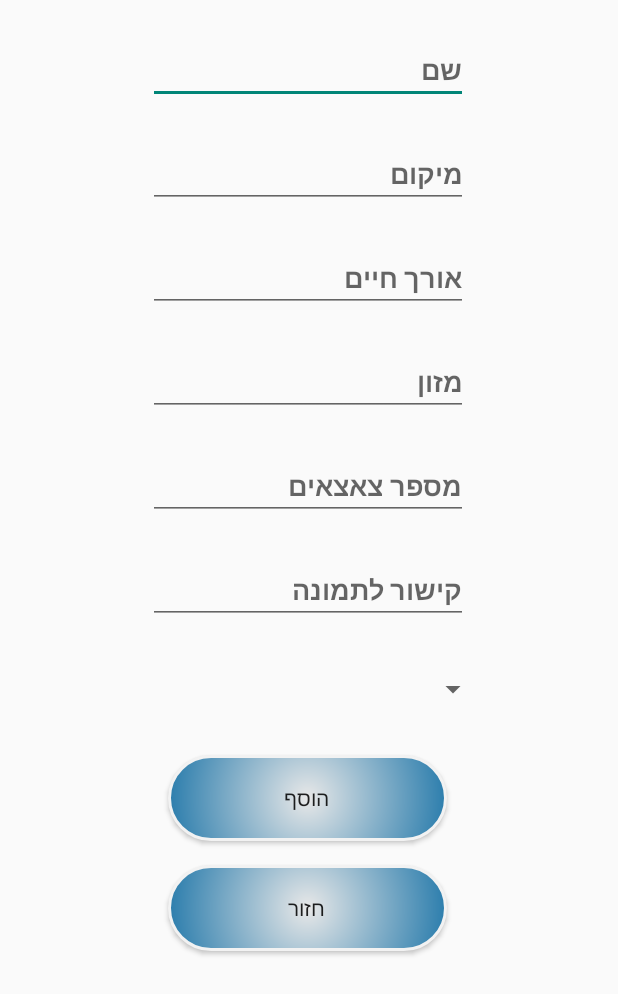
After one commit to roisusi/Android1-HIT-Project, an Android app: the layout fragment_add_animal_heb.xml on its own in the app's theme, with its tools: preview values and no code run, on a phone screen of 412 x 824 dp. The commit adds this screen. Shown: the top 994 px of the screen. Run offline under Robolectric (Android 15) with nearby library versions, the phone set to English and light mode, and no system bars.

Commit message:
all hebrew

```diff
--- a/RRsZoo/app/src/main/java/com/example/rrszoo/Fragments/FragmentLogin.java
+++ b/RRsZoo/app/src/main/java/com/example/rrszoo/Fragments/FragmentLogin.java
@@ -101,7 +101,7 @@ public class FragmentLogin extends Fragment {
                              Bundle savedInstanceState) {
         // Inflate the layout for this fragment
 
-        View v = inflater.inflate(R.layout.fragment_login, container, false);
+        View v = inflater.inflate(isEnglish ? R.layout.fragment_login : R.layout.fragment_login_heb, container, false);
         loginText = (EditText) v.findViewById(R.id.loginText);
         passText = (EditText) v.findViewById(R.id.passText);
         checkBoxLogin = (CheckBox) v.findViewById(R.id.rememberCB);
--- a/RRsZoo/app/src/main/java/com/example/rrszoo/Java/MainActivity.java
+++ b/RRsZoo/app/src/main/java/com/example/rrszoo/Java/MainActivity.java
@@ -44,7 +44,7 @@ public class MainActivity extends AppCompatActivity {
     public void onCreate(Bundle savedInstanceState) {
         super.onCreate(savedInstanceState);
         zooLanguage = new ZooLanguage(getSharedPreferences("RRsZoo", MODE_PRIVATE));
-        setContentView(R.layout.activity_main);
+        setContentView(zooLanguage.isEnglish() ? R.layout.activity_main : R.layout.activity_main_heb);
 
         login = (Button) findViewById(R.id.loginFirstPage);
         register = (Button) findViewById(R.id.registerFirstPage);
--- /dev/null
+++ b/RRsZoo/app/src/main/res/layout/fragment_add_animal_heb.xml
@@ -0,0 +1,128 @@
+<?xml version="1.0" encoding="utf-8"?>
+<androidx.constraintlayout.widget.ConstraintLayout xmlns:android="http://schemas.android.com/apk/res/android"
+    xmlns:app="http://schemas.android.com/apk/res-auto"
+    xmlns:tools="http://schemas.android.com/tools"
+    android:layout_width="match_parent"
+    android:layout_height="match_parent"
+    tools:context=".Fragments.FragmentAddAnimal">
+
+    <EditText
+        android:id="@+id/addAnimalName"
+        android:layout_width="wrap_content"
+        android:layout_height="wrap_content"
+        android:layout_marginTop="24dp"
+        android:ems="10"
+        android:hint="שם"
+        android:inputType="textPersonName"
+        android:textColor="@color/black"
+        android:textStyle="bold"
+        app:layout_constraintEnd_toEndOf="parent"
+        app:layout_constraintHorizontal_bias="0.497"
+        app:layout_constraintStart_toStartOf="parent"
+        app:layout_constraintTop_toTopOf="parent" />
+
+    <EditText
+        android:id="@+id/addFood"
+        android:layout_width="wrap_content"
+        android:layout_height="wrap_content"
+        android:layout_marginTop="24dp"
+        android:ems="10"
+        android:hint="מזון"
+        android:inputType="textPersonName"
+        android:textColor="@color/black"
+        android:textStyle="bold"
+        app:layout_constraintStart_toStartOf="@+id/addLifeTime"
+        app:layout_constraintTop_toBottomOf="@+id/addLifeTime" />
+
+    <EditText
+        android:id="@+id/addChildrens"
+        android:layout_width="wrap_content"
+        android:layout_height="wrap_content"
+        android:layout_marginTop="24dp"
+        android:ems="10"
+        android:hint="מספר צאצאים"
+        android:inputType="textPersonName"
+        android:textColor="@color/black"
+        android:textStyle="bold"
+        app:layout_constraintStart_toStartOf="@+id/addFood"
+        app:layout_constraintTop_toBottomOf="@+id/addFood" />
+
+    <EditText
+        android:id="@+id/addImageLink"
+        android:layout_width="wrap_content"
+        android:layout_height="wrap_content"
+        android:layout_marginTop="24dp"
+        android:ems="10"
+        android:hint="קישור לתמונה"
+        android:inputType="textPersonName"
+        android:textColor="@color/black"
+        android:textStyle="bold"
+        app:layout_constraintStart_toStartOf="@+id/addChildrens"
+        app:layout_constraintTop_toBottomOf="@+id/addChildrens" />
+
+    <EditText
+        android:id="@+id/addLifeTime"
+        android:layout_width="wrap_content"
+        android:layout_height="wrap_content"
+        android:layout_marginTop="24dp"
+        android:ems="10"
+        android:hint="אורך חיים"
+        android:textColor="@color/black"
+        android:textStyle="bold"
+        app:layout_constraintStart_toStartOf="@+id/addLocation"
+        app:layout_constraintTop_toBottomOf="@+id/addLocation" />
+
+    <EditText
+        android:id="@+id/addLocation"
+        android:layout_width="wrap_content"
+        android:layout_height="wrap_content"
+        android:layout_marginTop="24dp"
+        android:ems="10"
+        android:hint="מיקום"
+        android:inputType="textPersonName"
+        android:textColor="@color/black"
+        android:textStyle="bold"
+        app:layout_constraintStart_toStartOf="@+id/addAnimalName"
+        app:layout_constraintTop_toBottomOf="@+id/addAnimalName" />
+
+    <Button
+        android:id="@+id/addOK"
+        android:layout_width="186dp"
+        android:layout_height="57dp"
+        android:layout_marginTop="24dp"
+        android:background="@drawable/buttonshape"
+        android:onClick="addAnimal"
+        android:text="הוסף"
+        android:textAllCaps="false"
+        app:layout_constraintEnd_toEndOf="parent"
+        app:layout_constraintHorizontal_bias="0.497"
+        app:layout_constraintStart_toStartOf="parent"
+        app:layout_constraintTop_toBottomOf="@+id/spinnerType"
+        tools:ignore="OnClick" />
+
+    <Spinner
+        android:id="@+id/spinnerType"
+        android:layout_width="239dp"
+        android:layout_height="39dp"
+        android:layout_marginTop="24dp"
+        app:layout_constraintEnd_toEndOf="@+id/addImageLink"
+        app:layout_constraintHorizontal_bias="0.482"
+        app:layout_constraintStart_toStartOf="@+id/addImageLink"
+        app:layout_constraintTop_toBottomOf="@+id/addImageLink" />
+
+    <Button
+        android:id="@+id/backFrag3"
+        android:layout_width="186dp"
+        android:layout_height="57dp"
+        android:layout_marginTop="16dp"
+        android:background="@drawable/buttonshape"
+        android:onClick="backToAnimalMenu"
+        android:text="חזור"
+        android:textAllCaps="false"
+        app:layout_constraintEnd_toEndOf="parent"
+        app:layout_constraintHorizontal_bias="0.497"
+        app:layout_constraintStart_toStartOf="parent"
+        app:layout_constraintTop_toBottomOf="@+id/addOK"
+        tools:ignore="OnClick" />
+
+</androidx.constraintlayout.widget.ConstraintLayout>
```
Also changed, not shown: RRsZoo/app/src/main/java/com/example/rrszoo/Fragments/FragmentAddAnimal.java (+7 -1 lines), RRsZoo/app/src/main/res/layout/activity_main_heb.xml (added, +68 -0 lines), RRsZoo/app/src/main/res/layout/fragment_login_heb.xml (added, +79 -0 lines), 2 other files.
